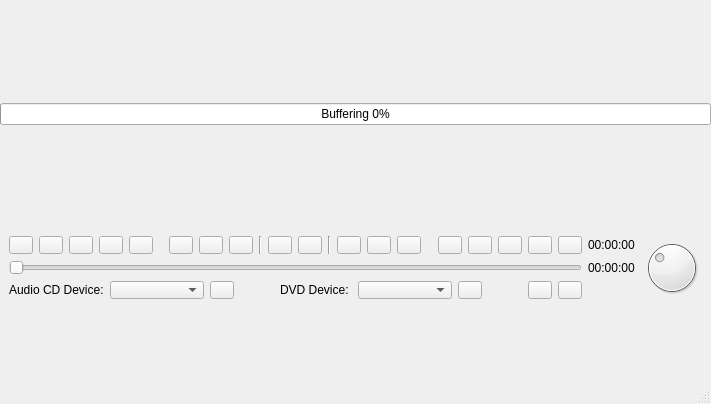
andrew-bibb/mbmp, file code/playerctl/ui/playerctl.ui: the form before one commit.
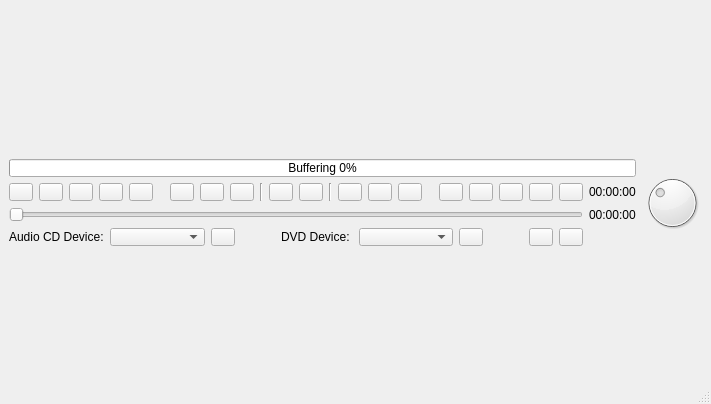
The form after the commit. Icons and pictures are not drawn.

Commit message: buffering bar moved into widgetcontrol

```diff
--- a/code/playerctl/ui/playerctl.ui
+++ b/code/playerctl/ui/playerctl.ui
@@ -32,20 +32,7 @@
    <property name="bottomMargin">
     <number>0</number>
    </property>
-   <item row="0" column="0">
-    <widget class="QProgressBar" name="progressBar_buffering">
-     <property name="toolTip">
-      <string>&lt;html&gt;&lt;head/&gt;&lt;body&gt;&lt;p&gt;Stream buffering percentage&lt;/p&gt;&lt;/body&gt;&lt;/html&gt;</string>
-     </property>
-     <property name="value">
-      <number>0</number>
-     </property>
-     <property name="format">
-      <string>Buffering %p%</string>
-     </property>
-    </widget>
-   </item>
-   <item row="1" column="0">
+   <item row="2" column="0">
     <widget class="QWidget" name="widget_control" native="true">
      <property name="sizePolicy">
       <sizepolicy hsizetype="Preferred" vsizetype="Fixed">
@@ -56,7 +43,7 @@
      <property name="maximumSize">
       <size>
        <width>16777215</width>
-       <height>67</height>
+       <height>90</height>
       </size>
      </property>
      <layout class="QGridLayout" name="gridLayout_2">
@@ -66,7 +53,7 @@
       <property name="bottomMargin">
        <number>2</number>
       </property>
-      <item row="0" column="1">
+      <item row="1" column="1">
        <widget class="QLabel" name="label_position">
         <property name="toolTip">
          <string>&lt;html&gt;&lt;head/&gt;&lt;body&gt;&lt;p&gt;Stream position&lt;/p&gt;&lt;/body&gt;&lt;/html&gt;</string>
@@ -76,7 +63,7 @@
         </property>
        </widget>
       </item>
-      <item row="0" column="0">
+      <item row="1" column="0">
        <layout class="QHBoxLayout" name="horizontalLayout">
         <item>
          <widget class="QToolButton" name="toolButton_playlistfirst"/>
@@ -201,7 +188,7 @@
         </item>
        </layout>
       </item>
-      <item row="1" column="0">
+      <item row="2" column="0">
        <widget class="QSlider" name="horizontalSlider_position">
         <property name="enabled">
          <bool>false</bool>
@@ -217,7 +204,7 @@
         </property>
        </widget>
       </item>
-      <item row="1" column="1">
+      <item row="2" column="1">
        <widget class="QLabel" name="label_duration">
         <property name="toolTip">
          <string>&lt;html&gt;&lt;head/&gt;&lt;body&gt;&lt;p&gt;Stream duration&lt;/p&gt;&lt;/body&gt;&lt;/html&gt;</string>
@@ -227,7 +214,7 @@
         </property>
        </widget>
       </item>
-      <item row="2" column="0">
+      <item row="3" column="0">
        <layout class="QHBoxLayout" name="horizontalLayout_2">
         <item>
          <widget class="QLabel" name="label_audiocd">
@@ -340,15 +327,28 @@
         </item>
        </layout>
       </item>
-      <item row="0" column="2" rowspan="3">
+      <item row="0" column="0" colspan="2">
+       <widget class="QProgressBar" name="progressBar_buffering">
+        <property name="toolTip">
+         <string>&lt;html&gt;&lt;head/&gt;&lt;body&gt;&lt;p&gt;Stream buffering percentage&lt;/p&gt;&lt;/body&gt;&lt;/html&gt;</string>
+        </property>
+        <property name="value">
+         <number>0</number>
+        </property>
+        <property name="format">
+         <string>Buffering %p%</string>
+        </property>
+       </widget>
+      </item>
+      <item row="0" column="2" rowspan="4">
        <widget class="QDial" name="dial_volume">
         <property name="enabled">
          <bool>true</bool>
         </property>
         <property name="sizePolicy">
          <sizepolicy hsizetype="Preferred" vsizetype="Preferred">
-          <horstretch>0</horstretch>
-          <verstretch>0</verstretch>
+          <horstretch>1</horstretch>
+          <verstretch>1</verstretch>
          </sizepolicy>
         </property>
         <property name="maximumSize">
```
The commit also changes 1 other file.
